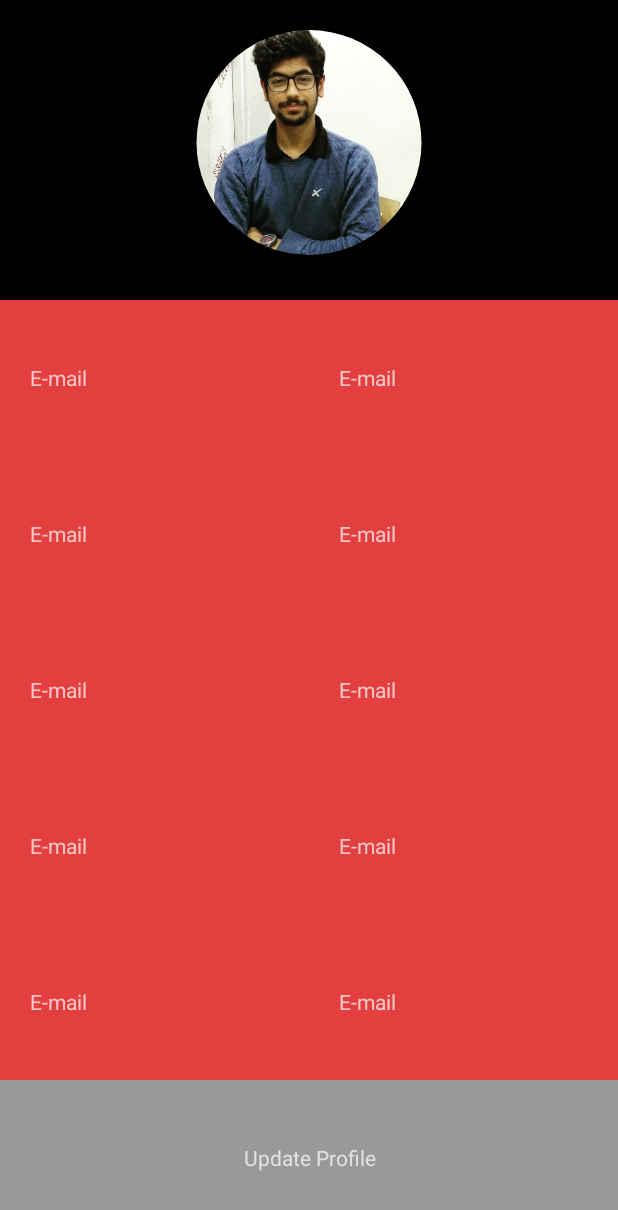
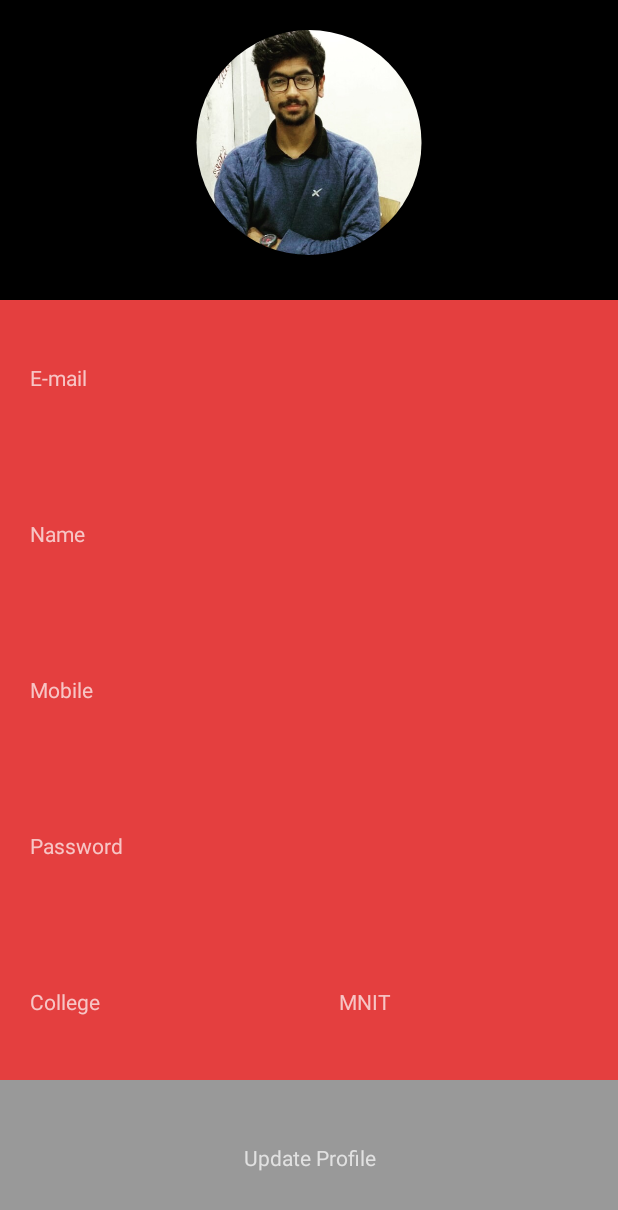
Before and after one commit to lokiore/JavaProject, an Android app: the DispProfileActivity screen opened directly, with no data from a screen before it, on a phone screen of 412 x 824 dp. Shown: the top 1210 px of the screen. Run offline under Robolectric (Android 15) with nearby library versions, the phone set to English and light mode, and no system bars; our stand-ins replace Firebase (no records; nobody signed in at launch, a user with empty details on screens opened directly); Roboto replaces fonts that are not available here; 4 statements that could not run were skipped.

Commit message:
Profile Data

```diff
--- a/app/src/main/java/com/example/rishabh/DispProfileActivity.java
+++ b/app/src/main/java/com/example/rishabh/DispProfileActivity.java
@@ -2,13 +2,30 @@ package com.example.rishabh;
 
 import android.graphics.Bitmap;
 import android.graphics.BitmapFactory;
+import android.net.Uri;
 import android.os.Bundle;
 import android.os.PersistableBundle;
 import android.support.annotation.Nullable;
 import android.support.v4.graphics.drawable.RoundedBitmapDrawable;
 import android.support.v4.graphics.drawable.RoundedBitmapDrawableFactory;
 import android.support.v7.app.AppCompatActivity;
+import android.text.method.PasswordTransformationMethod;
+import android.view.View;
 import android.widget.ImageView;
+import android.widget.LinearLayout;
+import android.widget.TextView;
+
+import com.google.android.gms.auth.api.signin.GoogleSignIn;
+import com.google.android.gms.auth.api.signin.GoogleSignInAccount;
+import com.google.firebase.auth.FirebaseAuth;
+import com.google.firebase.auth.FirebaseUser;
+import com.google.firebase.database.DataSnapshot;
+import com.google.firebase.database.DatabaseError;
+import com.google.firebase.database.DatabaseReference;
+import com.google.firebase.database.FirebaseDatabase;
+import com.google.firebase.database.ValueEventListener;
+
+import java.util.HashMap;
 
 /**
  * Created by lokiore on 8/4/18.
@@ -25,6 +42,63 @@ public class DispProfileActivity extends AppCompatActivity {
         roundedBitmapDrawable.setCircular(true);
         imageView.setImageDrawable(roundedBitmapDrawable);
 
+        FirebaseUser mAuth = FirebaseAuth.getInstance().getCurrentUser();
+        GoogleSignInAccount acct = GoogleSignIn.getLastSignedInAccount(this);
+        if(acct!=null){
+            String personName = acct.getDisplayName();
+            String personGivenName = acct.getGivenName();
+            String personFamilyName = acct.getFamilyName();
+            String personEmail = acct.getEmail();
+            String personId = acct.getId();
+            Uri personPhoto = acct.getPhotoUrl();
+            TextView emailView = findViewById(R.id.profile_email);
+            emailView.setText(personEmail);
+            TextView nameView = findViewById(R.id.profile_name);
+            nameView.setText(personGivenName);
+            LinearLayout mobileView = findViewById(R.id.mobile_layout);
+            mobileView.setVisibility(View.GONE);
+            LinearLayout passwordView = findViewById(R.id.password_layout);
+            passwordView.setVisibility(View.GONE);
+            LinearLayout updateView = findViewById(R.id.update_profile);
+            updateView.setVisibility(View.GONE);
+        }
+        else{
+            if(mAuth!=null) {
+                String new_email = mAuth.getEmail();
+                new_email = new_email.replaceAll("\\.", "_dot_");
+                FirebaseDatabase database = FirebaseDatabase.getInstance();
+                DatabaseReference mDatabase = database.getReference();
+                DatabaseReference myRef = mDatabase.child("users");
+                DatabaseReference mUser = myRef.child(new_email);
+                mUser.addValueEventListener(new ValueEventListener() {
+                    @Override
+                    public void onDataChange(DataSnapshot dataSnapshot) {
+                        HashMap<String, String> user;
+                        user = (HashMap<String, String>) dataSnapshot.getValue();
+                        String personName = user.get("Name");
+                        String personEmail = user.get("Email");
+                        String personMobile = user.get("Mobile");
+                        String personPassword = user.get("Password");
+                        TextView username = findViewById(R.id.profile_name);
+                        TextView email = findViewById(R.id.profile_email);
+                        TextView mobile = findViewById(R.id.profile_mobile);
+                        TextView password = findViewById(R.id.profile_pass);
+                        username.setText(personName);
+                        email.setText(personEmail);
+                        mobile.setText(personMobile);
+                        password.setText(personPassword);
+                        password.setTransformationMethod(new PasswordTransformationMethod());
+                    }
+
+                    @Override
+                    public void onCancelled(DatabaseError databaseError) {
+
+                    }
+                });
+            }
+        }
+
+
 
 
     }
--- a/app/src/main/java/com/example/rishabh/NewsFeedFragment.java
+++ b/app/src/main/java/com/example/rishabh/NewsFeedFragment.java
@@ -42,7 +42,7 @@ public class NewsFeedFragment extends Fragment {
         final ArrayList<Timeline> posts = new ArrayList<Timeline>();
         posts.add(new Timeline("lokesh","12:30 PM",R.drawable.common_google_signin_btn_icon_dark,"AAj Gand maregi"));
         posts.add(new Timeline("lokesh","12:30 PM",R.drawable.common_google_signin_btn_icon_dark,"AAj Gand nahi maregi"));
-
+        posts.add(new Timeline("lokesh","12:30 PM",R.drawable.common_google_signin_btn_icon_dark,R.drawable.photo,"AAj Gand maregi hi maregi"));
         TimelineAdapter postsAdapter = new TimelineAdapter(getActivity(),posts);
 
         ListView listView = rootView.findViewById(R.id.time_list);
--- a/app/src/main/res/layout/activity_display_profile.xml
+++ b/app/src/main/res/layout/activity_display_profile.xml
@@ -17,105 +17,114 @@
         android:orientation="vertical"
         android:layout_width="match_parent"
         android:layout_height="match_parent">
+
     <LinearLayout
         android:layout_width="match_parent"
         android:layout_height="0dp"
         android:layout_weight="1">
         <TextView
-            android:layout_width="wrap_content"
+            android:layout_width="0dp"
             android:layout_height="match_parent"
             android:layout_weight="1"
             android:gravity="center_vertical"
             android:paddingLeft="20dp"
             android:text="@string/prof_email" />
         <TextView
-            android:layout_width="wrap_content"
+            android:layout_width="0dp"
             android:layout_height="match_parent"
             android:layout_weight="1"
             android:gravity="center_vertical"
             android:paddingLeft="20dp"
-            android:text="@string/prof_email" />
+            android:text="@string/prof_email"
+            android:id="@+id/profile_email"/>
     </LinearLayout>
     <LinearLayout
         android:layout_width="match_parent"
         android:layout_height="0dp"
         android:layout_weight="1">
         <TextView
-            android:layout_width="wrap_content"
+            android:layout_width="0dp"
             android:layout_height="match_parent"
             android:layout_weight="1"
             android:gravity="center_vertical"
             android:paddingLeft="20dp"
-            android:text="@string/prof_email" />
+            android:text="@string/prof_name" />
         <TextView
-            android:layout_width="wrap_content"
+            android:layout_width="0dp"
             android:layout_height="match_parent"
             android:layout_weight="1"
             android:gravity="center_vertical"
             android:paddingLeft="20dp"
-            android:text="@string/prof_email" />
+            android:text="@string/prof_email"
+            android:id="@+id/profile_name"/>
+    </LinearLayout>
+    <LinearLayout
+        android:layout_width="match_parent"
+        android:layout_height="0dp"
+        android:layout_weight="1"
+        android:id="@+id/mobile_layout">
+        <TextView
+            android:layout_width="0dp"
+            android:layout_height="match_parent"
+            android:layout_weight="1"
+            android:gravity="center_vertical"
+            android:paddingLeft="20dp"
+            android:text="@string/prof_mobile" />
+        <TextView
+            android:layout_width="0dp"
+            android:layout_height="match_parent"
+            android:layout_weight="1"
+            android:gravity="center_vertical"
+            android:paddingLeft="20dp"
+            android:text="@string/prof_email"
+            android:id="@+id/profile_mobile"/>
+    </LinearLayout>
+    <LinearLayout
+        android:layout_width="match_parent"
+        android:layout_height="0dp"
+        android:layout_weight="1"
+        android:id="@+id/password_layout">
+        <TextView
+            android:layout_width="0dp"
+            android:layout_height="match_parent"
+            android:layout_weight="1"
+            android:gravity="center_vertical"
+            android:paddingLeft="20dp"
+            android:text="@string/prof_pass" />
+        <TextView
+            android:layout_width="0dp"
+            android:layout_height="match_parent"
+            android:layout_weight="1"
+            android:gravity="center_vertical"
+            android:paddingLeft="20dp"
+            android:text="@string/prof_email"
+            android:id="@+id/profile_pass"/>
     </LinearLayout>
     <LinearLayout
         android:layout_width="match_parent"
         android:layout_height="0dp"
         android:layout_weight="1">
         <TextView
-            android:layout_width="wrap_content"
+            android:layout_width="0dp"
             android:layout_height="match_parent"
             android:layout_weight="1"
             android:gravity="center_vertical"
             android:paddingLeft="20dp"
-            android:text="@string/prof_email" />
+            android:text="@string/prof_college" />
         <TextView
-            android:layout_width="wrap_content"
+            android:id="@+id/profile_college"
+            android:layout_width="0dp"
             android:layout_height="match_parent"
             android:layout_weight="1"
             android:gravity="center_vertical"
             android:paddingLeft="20dp"
-            android:text="@string/prof_email" />
+            android:text="@string/prof_college_name" />
     </LinearLayout>
     <LinearLayout
         android:layout_width="match_parent"
         android:layout_height="0dp"
-        android:layout_weight="1">
-        <TextView
-            android:layout_width="wrap_content"
-            android:layout_height="match_parent"
-            android:layout_weight="1"
-            android:gravity="center_vertical"
-            android:paddingLeft="20dp"
-            android:text="@string/prof_email" />
-        <TextView
-            android:layout_width="wrap_content"
-            android:layout_height="match_parent"
-            android:layout_weight="1"
-            android:gravity="center_vertical"
-            android:paddingLeft="20dp"
-            android:text="@string/prof_email" />
-    </LinearLayout>
-    <LinearLayout
-        android:layout_width="match_parent"
-        android:layout_height="0dp"
-        android:layout_weight="1">
-        <TextView
-            android:layout_width="wrap_content"
-            android:layout_height="match_parent"
-            android:layout_weight="1"
-            android:gravity="center_vertical"
-            android:paddingLeft="20dp"
-            android:text="@string/prof_email" />
-        <TextView
-            android:layout_width="wrap_content"
-            android:layout_height="match_parent"
-            android:layout_weight="1"
-            android:gravity="center_vertical"
-            android:paddingLeft="20dp"
-            android:text="@string/prof_email" />
-    </LinearLayout>
-    <LinearLayout
-        android:layout_width="match_parent"
-        android:layout_height="0dp"
-        android:layout_weight="1">
+        android:layout_weight="1"
+        android:id="@+id/update_profile">
         <TextView
             android:layout_width="wrap_content"
             android:layout_height="match_parent"
--- a/app/src/main/res/values/strings.xml
+++ b/app/src/main/res/values/strings.xml
@@ -19,6 +19,7 @@
     <string name="prof_mobile">Mobile</string>
     <string name="prof_pass">Password</string>
     <string name="prof_college">College</string>
+    <string name="prof_college_name">MNIT</string>
 
 
     <!-- Setting-->
```
